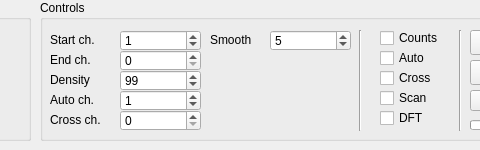
Above: line.ui from ahp-electronics/xc-gui before the change; both pictures show x 120 to 600 and y 0 to 150 of the 1232 by 150 pixel window. Below: the same form after it.
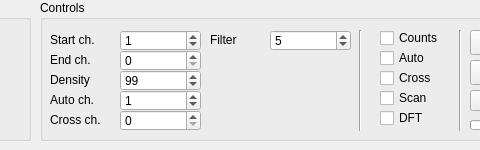
That is the form after the change.

Patch:
```diff
--- a/line.ui
+++ b/line.ui
@@ -720,7 +720,7 @@
      </rect>
     </property>
     <property name="text">
-     <string>Smooth</string>
+     <string>Filter</string>
     </property>
    </widget>
    <widget class="QSpinBox" name="Smooth">
```
